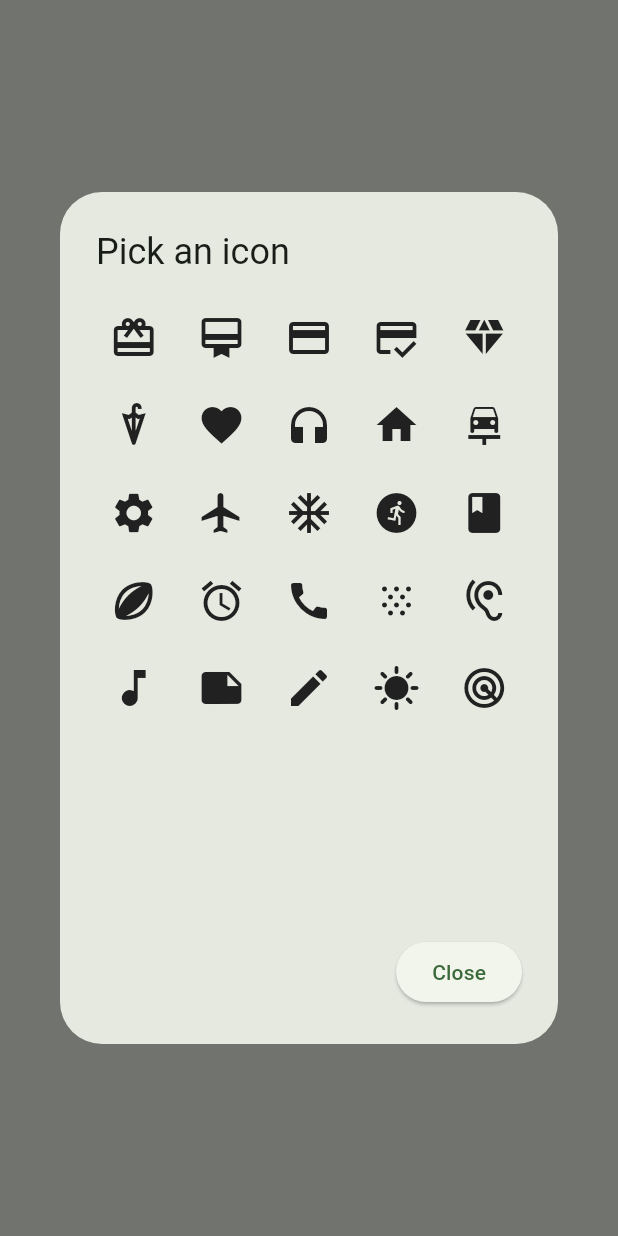
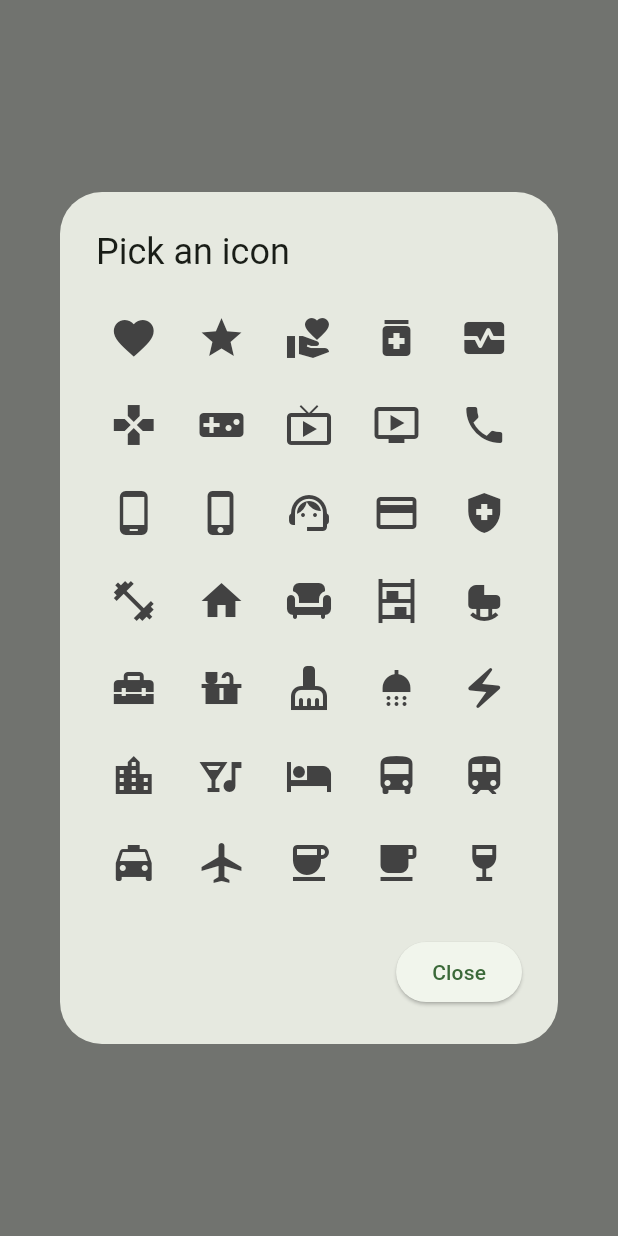
Before and after one commit to augustoavelino/price_watcher, a Flutter app: what showIconPicker() shows on an empty page, opened directly with empty values, on a phone screen of 412 x 824 dp. Run offline on Flutter 3.47's test engine with Material 3 defaults, Android fonts, the phone set to English and light mode, and no system bars.

Commit message:
Adds project and category delete actions. Updates available category icons and app colors

```diff
--- a/lib/components/icon_picker.dart
+++ b/lib/components/icon_picker.dart
@@ -3,31 +3,78 @@ import 'package:flutter/material.dart';
 Future<IconData?> showIconPicker(
     {required BuildContext context, IconData? defalutIcon}) async {
   final List<IconData> allIcons = [
-    Icons.card_giftcard,
-    Icons.card_membership,
+    Icons.favorite,
+    Icons.star,
+    Icons.volunteer_activism,
+    Icons.medication,
+    Icons.monitor_heart,
+    Icons.games,
+    Icons.videogame_asset,
+    Icons.live_tv,
+    Icons.ondemand_video,
+    Icons.phone,
+    Icons.phone_android,
+    Icons.phone_iphone,
+    Icons.support_agent,
     Icons.credit_card,
-    Icons.credit_score,
-    Icons.diamond,
-    Icons.umbrella_sharp,
-    Icons.favorite,
-    Icons.headphones,
+    Icons.health_and_safety,
+    Icons.fitness_center,
     Icons.home,
-    Icons.car_repair,
-    Icons.settings,
-    Icons.flight,
-    Icons.ac_unit,
-    Icons.run_circle,
-    Icons.book,
-    Icons.sports_rugby_rounded,
-    Icons.alarm,
-    Icons.call,
-    Icons.snowing,
-    Icons.hearing,
-    Icons.music_note,
-    Icons.note,
-    Icons.edit,
+    Icons.chair,
+    Icons.shelves,
+    Icons.crib,
+    Icons.home_repair_service,
+    Icons.countertops,
+    Icons.cleaning_services,
+    Icons.shower,
+    Icons.electric_bolt,
+    Icons.location_city,
+    Icons.nightlife,
+    Icons.hotel,
+    Icons.directions_bus,
+    Icons.train,
+    Icons.local_taxi,
+    Icons.local_airport,
+    Icons.coffee,
+    Icons.local_cafe,
+    Icons.wine_bar,
+    Icons.fastfood,
+    Icons.lunch_dining,
+    Icons.dinner_dining,
+    Icons.delivery_dining,
+    Icons.bakery_dining,
+    Icons.icecream,
+    Icons.sailing,
+    Icons.attractions,
+    Icons.stadium,
+    Icons.directions_bike,
+    Icons.directions_car,
+    Icons.local_gas_station,
+    Icons.local_movies,
+    Icons.local_play,
+    Icons.grass,
     Icons.sunny,
-    Icons.radar,
+    Icons.nightlight,
+    Icons.local_shipping,
+    Icons.local_offer,
+    Icons.shopping_bag,
+    Icons.shopping_cart,
+    Icons.dry_cleaning,
+    Icons.checkroom,
+    Icons.hardware,
+    Icons.plumbing,
+    Icons.carpenter,
+    Icons.wind_power,
+    Icons.build,
+    Icons.local_fire_department,
+    Icons.sos,
+    Icons.store,
+    Icons.storefront,
+    Icons.cottage,
+    Icons.apartment,
+    Icons.business,
+    Icons.business_center,
+    Icons.spa,
   ];
 
   // selected icon
@@ -57,7 +104,7 @@ Future<IconData?> showIconPicker(
             padding: const EdgeInsets.all(8),
             color: selectedIcon == allIcons[index]
                 ? Colors.lightBlue
-                : Colors.grey.shade900,
+                : Colors.grey.shade800,
             iconSize: 32,
             icon: Icon(
               allIcons[index],
--- a/lib/themes/app_colors.dart
+++ b/lib/themes/app_colors.dart
@@ -4,4 +4,5 @@ class AppColors {
   const AppColors._();
 
   static const MaterialColor primary = Colors.green;
+  static const Color destructiveAction = Colors.red;
 }
```
Also changed, not shown: lib/main.dart (+22 -10 lines), lib/screens/product_category_list_screen.dart (+51 -6 lines), lib/screens/product_list_screen.dart (+60 -11 lines).
